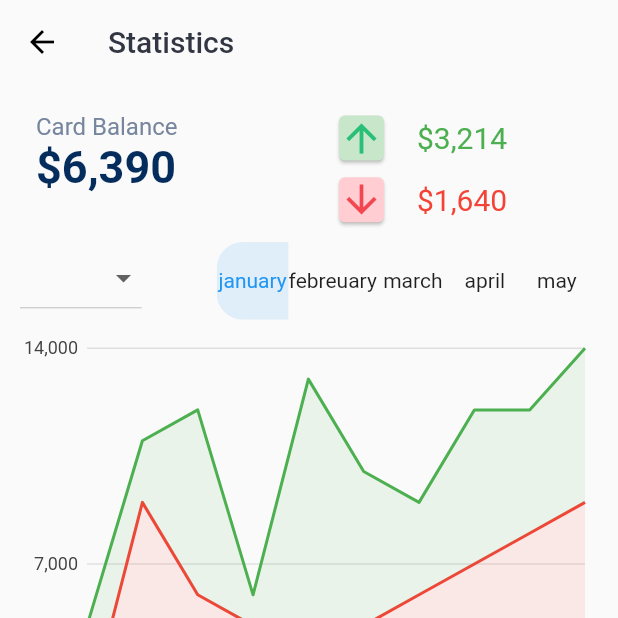
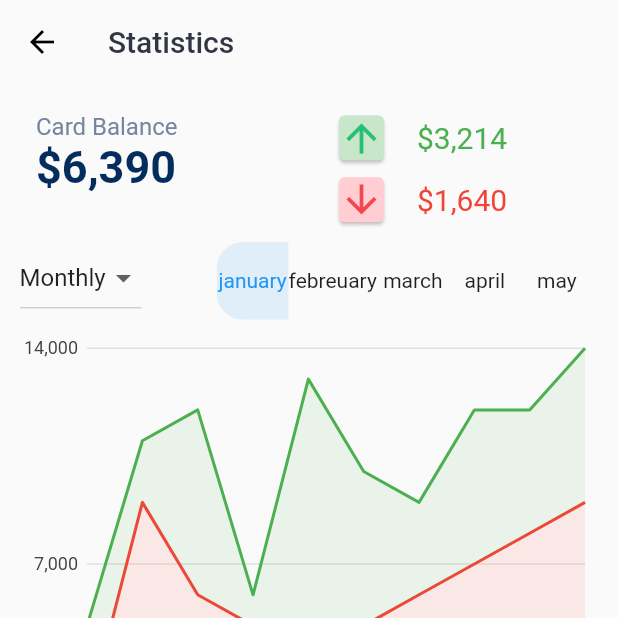
Before and after one commit to omerTajElsir/epayment_templete, a Flutter app: the StatisticsPage screen opened directly, on a phone screen of 412 x 824 dp, the top half of it. Run offline on Flutter 3.47's test engine with Material 2 defaults, Android fonts, the light colour scheme and no system bars; our stand-ins replace charts_flutter, device_info, easy_localization, flare_flutter, google_maps_flutter, local_auth and 4 more; missing offline and left inert: flutter_app_lock, flutter_circular_chart, qrscan, responsive_widgets, speedometer, transformer_page_view; accounts and stored records are empty; generated files the repository leaves out were written again.

Commit message:
packages upgrade

```diff
--- a/lib/pages/fingerprint.dart
+++ b/lib/pages/fingerprint.dart
@@ -1,12 +1,10 @@
 import 'dart:io';
-
 import 'package:epayment_templete/bottomsheets/bottomsheets.dart';
 import 'package:epayment_templete/pages/home/home_page.dart';
 import 'package:easy_localization/easy_localization.dart';
 import 'package:flutter/material.dart';
 import 'package:responsive_widgets/responsive_widgets.dart';
 import 'package:local_auth/local_auth.dart';
-
 import '../generated/locale_keys.g.dart';
 
 class FingerPrint extends StatefulWidget {
--- a/lib/pages/speed_meter_edit.dart
+++ b/lib/pages/speed_meter_edit.dart
@@ -18,7 +18,7 @@ class SpeedOMeter extends StatefulWidget {
       this.end,
       this.highlightEnd,
       this.eventObservable,
-      this.index}) {}
+      this.index});
 
   @override
   _SpeedOMeterState createState() => new _SpeedOMeterState(
--- a/lib/pages/statistics/StatisticsPage.dart
+++ b/lib/pages/statistics/StatisticsPage.dart
@@ -18,6 +18,16 @@ class _StatisticsPageState extends State<StatisticsPage> {
   Size size;
   String incomeBalance = '3,214';
   String expenceBalance = '1,640';
+
+  @override
+  void initState() {
+    super.initState();
+  }
+
+  @override
+  void didChangeDependencies() {
+    size = MediaQuery.of(context).size;
+  }
 
   final List<Transaction> transaction = [
     Transaction('POS', '12:03:2018 21:15', 123.12, 'CR', 'SDG'),
@@ -81,7 +91,7 @@ class _StatisticsPageState extends State<StatisticsPage> {
     setState(() {
       _con = context;
     });
-    size = MediaQuery.of(context).size;
+
     return Scaffold(
       appBar: _getAppbar,
       body: SafeArea(
@@ -215,10 +225,7 @@ class _AreaAndLineChart extends State<AreaAndLineChart> {
     false,
     false,
   ];
-  var menuItem = <String>[
-    LocaleKeys.stat_monthly.tr(),
-    LocaleKeys.stat_daily.tr()
-  ];
+  var menuItem = <String>[LocaleKeys.stat_monthly, LocaleKeys.stat_daily];
   String _selectedText = LocaleKeys.stat_monthly;
 
   _generateData() {
@@ -276,7 +283,8 @@ class _AreaAndLineChart extends State<AreaAndLineChart> {
         children: <Widget>[
           DropdownButton<String>(
             items: menuItem.map((value) {
-              return DropdownMenuItem<String>(value: value, child: Text(value));
+              return DropdownMenuItem<String>(
+                  value: value, child: Text(value).tr());
             }).toList(),
             onChanged: (val) {
               setState(() {
@@ -321,12 +329,17 @@ class _AreaAndLineChart extends State<AreaAndLineChart> {
   void initState() {
     super.initState();
     _seriesLineData = List<charts.Series<Sales, int>>();
+
     _generateData();
   }
 
   @override
+  void didChangeDependencies() {
+    _size = MediaQuery.of(context).size;
+  }
+
+  @override
   Widget build(BuildContext context) {
-    _size = MediaQuery.of(context).size;
     return ListView(
       primary: false,
       children: <Widget>[
--- a/lib/pages/tab/profile.dart
+++ b/lib/pages/tab/profile.dart
@@ -110,7 +110,7 @@ class _ProfileState extends State<Profile> {
                                   color: Colors.grey[600],
                                   fontWeight: FontWeight.w600,
                                   fontSize: 18),
-                            )),
+                            ).tr()),
                       ),
                     ],
                   ),
--- a/pubspec.yaml
+++ b/pubspec.yaml
@@ -96,7 +96,7 @@ flutter:
   # For details regarding adding assets from package dependencies, see
   # https://flutter.dev/assets-and-images/#from-packages
 
-  # To add custom fonts to your application, add a fonts section here,
+  # To add custom fonts to your application, add a fonts secti  on here,
   # in this "flutter" section. Each entry in this list should have a
   # "family" key with the font family name, and a "fonts" key with a
   # list giving the asset and other descriptors for the font. For
```
Also changed, not shown: lib/pages/budget/budget_page.dart (+22 -21 lines), lib/pages/top_up.dart (+2 -11 lines), 1 other file.
